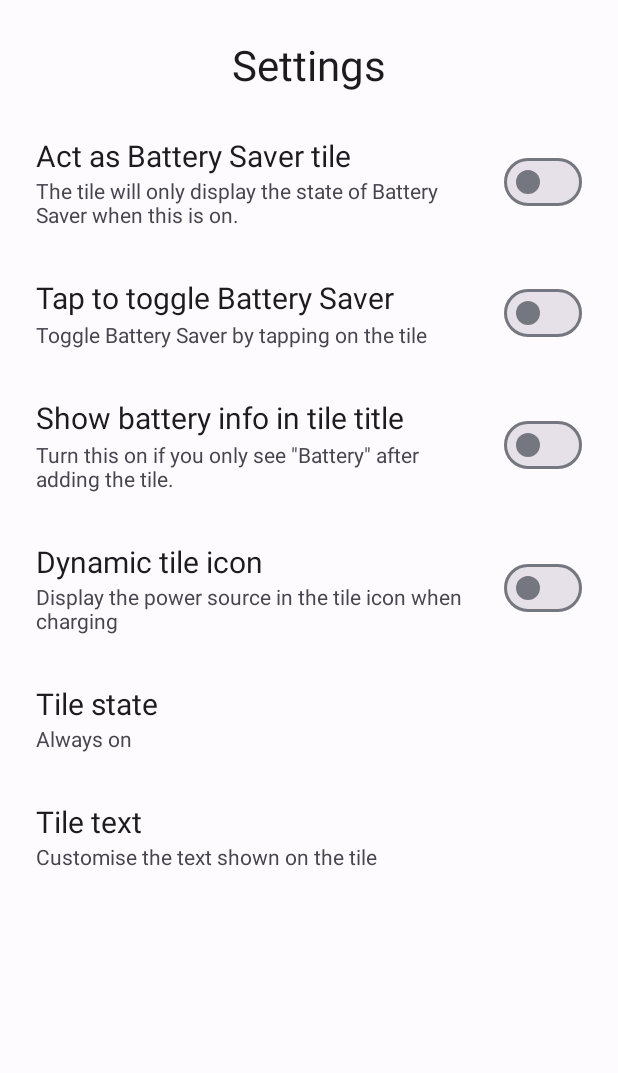
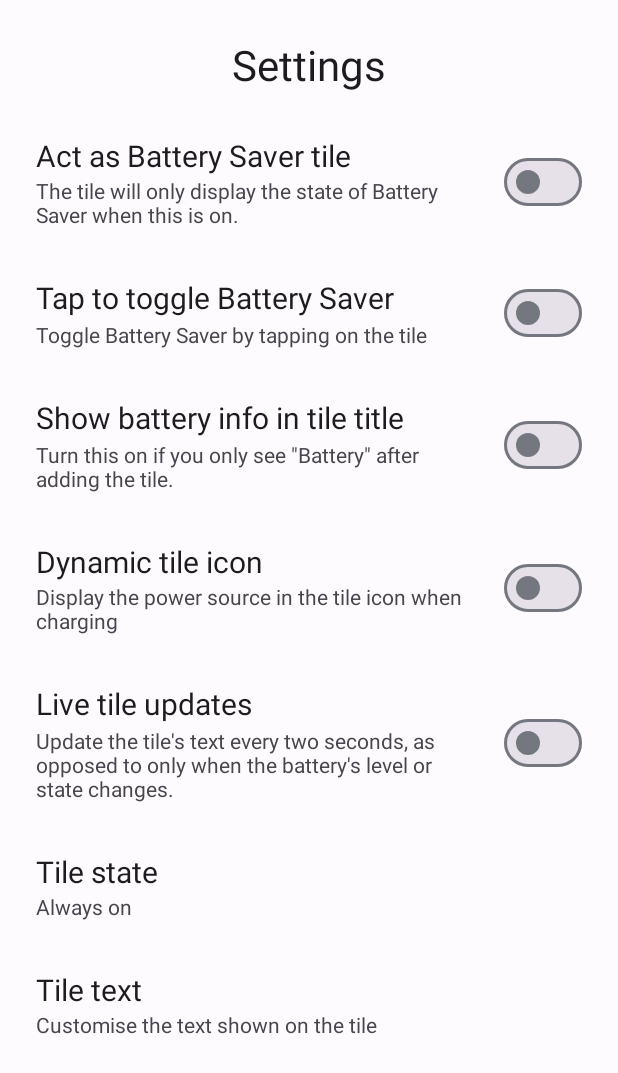
Before and after one commit to CominAtYou/BatteryTile, an Android app: the layout bottom_sheet_preferences.xml on its own in the app's theme, with its tools: preview values and no code run, on a phone screen of 412 x 824 dp. Shown: the top 1073 px of the screen. Run offline under Robolectric (Android 15) with nearby library versions, the phone set to English and light mode, and no system bars.

Commit message:
Add live tile updates

```diff
--- a/app/src/main/res/layout/bottom_sheet_preferences.xml
+++ b/app/src/main/res/layout/bottom_sheet_preferences.xml
@@ -202,6 +202,51 @@
     </androidx.constraintlayout.widget.ConstraintLayout>
 
     <androidx.constraintlayout.widget.ConstraintLayout
+        android:layout_width="match_parent"
+        android:layout_height="wrap_content"
+        app:layout_constraintTop_toBottomOf="@id/dynamic_tile_icon_layout"
+        app:layout_constraintStart_toStartOf="parent"
+        android:paddingVertical="16dp"
+        android:clickable="true"
+        android:background="?attr/selectableItemBackground"
+        android:id="@+id/live_tile_updates_layout">
+
+        <TextView
+            android:id="@+id/live_tile_updates_title"
+            android:layout_width="0dp"
+            android:layout_height="wrap_content"
+            android:layout_marginStart="24dp"
+            android:layout_marginEnd="24dp"
+            android:text="@string/live_tile_updates_title"
+            android:textColor="?android:textColorPrimary"
+            android:textSize="20sp"
+            app:layout_constraintEnd_toStartOf="@+id/live_tile_updates_switch"
+            app:layout_constraintStart_toStartOf="parent"
+            app:layout_constraintTop_toTopOf="parent" />
+
+        <TextView
+            android:id="@+id/live_tile_updates_description"
+            android:layout_width="0dp"
+            android:layout_height="wrap_content"
+            android:layout_marginTop="1dp"
+            android:text="@string/live_tile_updates_description"
+            android:textColor="?android:textColorSecondary"
+            app:layout_constraintEnd_toEndOf="@+id/live_tile_updates_title"
+            app:layout_constraintStart_toStartOf="@id/live_tile_updates_title"
+            app:layout_constraintTop_toBottomOf="@id/live_tile_updates_title" />
+
+        <com.google.android.material.materialswitch.MaterialSwitch
+            android:layout_width="wrap_content"
+            android:layout_height="wrap_content"
+            android:id="@+id/live_tile_updates_switch"
+            android:layout_marginEnd="24dp"
+            app:layout_constraintEnd_toEndOf="parent"
+            app:layout_constraintTop_toTopOf="parent"
+            app:layout_constraintBottom_toBottomOf="parent" />
+
+    </androidx.constraintlayout.widget.ConstraintLayout>
+
+    <androidx.constraintlayout.widget.ConstraintLayout
         android:id="@+id/tile_state_layout"
         android:layout_width="match_parent"
         android:layout_height="wrap_content"
@@ -210,7 +255,7 @@
         android:focusable="true"
         android:paddingVertical="16dp"
         app:layout_constraintStart_toStartOf="parent"
-        app:layout_constraintTop_toBottomOf="@id/dynamic_tile_icon_layout">
+        app:layout_constraintTop_toBottomOf="@id/live_tile_updates_layout">
 
         <TextView
             android:id="@+id/tile_state_title"
--- a/app/src/main/res/values/strings.xml
+++ b/app/src/main/res/values/strings.xml
@@ -60,4 +60,6 @@
     <string name="bottom_sheet_preferences_dynamic_tile_icon_description">Display the power source in the tile icon when charging</string>
     <string name="requires_adb_dialog_copy_success">ADB command copied!</string>
     <string name="requires_adb_dialog_copy_button">Copy ADB command</string>
+    <string name="live_tile_updates_title">Live tile updates</string>
+    <string name="live_tile_updates_description">Update the tile\'s text every two seconds, as opposed to only when the battery\'s level or state changes.</string>
 </resources>
```
Also changed, not shown: app/src/main/java/com/cominatyou/batterytile/QuickSettingsTileService.java (+20 -0 lines), app/src/main/java/com/cominatyou/batterytile/preferences/PreferencesBottomSheet.java (+13 -0 lines), 2 other files.
